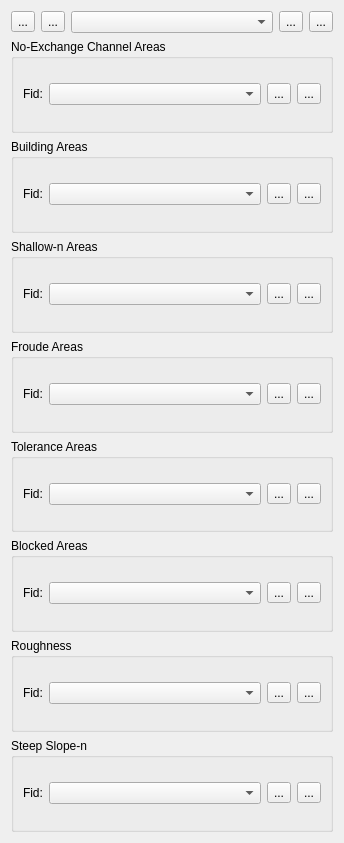
Above: flo2d/ui/areas_editor.ui from FLO-2DSoftware/qgis-flo-2d-plugin before the change. Below: the same form after it.
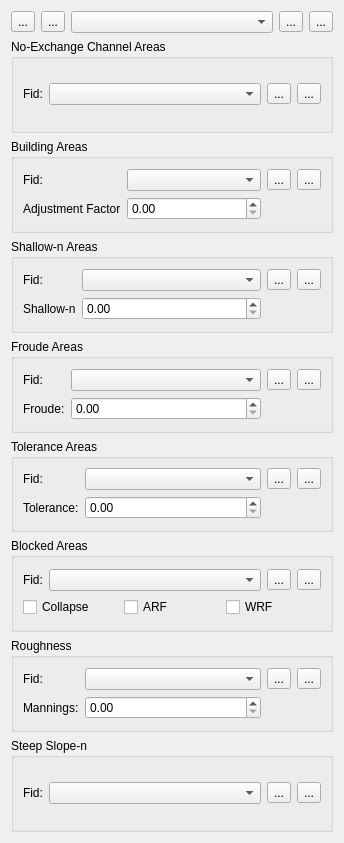
That is the form after the change. Icons and pictures are not drawn.

Commit message: Refactor areas editor UI and widget to improve area management functionality

```diff
--- a/flo2d/ui/areas_editor.ui
+++ b/flo2d/ui/areas_editor.ui
@@ -83,8 +83,34 @@
              <iconset>
               <normaloff>../img/eye-svgrepo-com.svg</normaloff>../img/eye-svgrepo-com.svg</iconset>
             </property>
+            <property name="checkable">
+             <bool>true</bool>
+            </property>
            </widget>
           </item>
+          <item row="1" column="0">
+           <widget class="QLabel" name="label_10">
+            <property name="text">
+             <string>Shallow-n</string>
+            </property>
+           </widget>
+          </item>
+          <item row="1" column="2" colspan="2">
+           <spacer name="horizontalSpacer_2">
+            <property name="orientation">
+             <enum>Qt::Horizontal</enum>
+            </property>
+            <property name="sizeHint" stdset="0">
+             <size>
+              <width>40</width>
+              <height>20</height>
+             </size>
+            </property>
+           </spacer>
+          </item>
+          <item row="1" column="1">
+           <widget class="QDoubleSpinBox" name="shallown_dsb"/>
+          </item>
          </layout>
         </item>
        </layout>
@@ -101,6 +127,20 @@
           <item row="0" column="1">
            <widget class="QComboBox" name="froude_cbo"/>
           </item>
+          <item row="0" column="3">
+           <widget class="QToolButton" name="eye_froude_btn">
+            <property name="text">
+             <string>...</string>
+            </property>
+            <property name="icon">
+             <iconset>
+              <normaloff>../img/eye-svgrepo-com.svg</normaloff>../img/eye-svgrepo-com.svg</iconset>
+            </property>
+            <property name="checkable">
+             <bool>true</bool>
+            </property>
+           </widget>
+          </item>
           <item row="0" column="0">
            <widget class="QLabel" name="label_4">
             <property name="sizePolicy">
@@ -125,17 +165,29 @@
             </property>
            </widget>
           </item>
-          <item row="0" column="3">
-           <widget class="QToolButton" name="toolButton_8">
+          <item row="1" column="0">
+           <widget class="QLabel" name="label_11">
             <property name="text">
-             <string>...</string>
-            </property>
-            <property name="icon">
-             <iconset>
-              <normaloff>../img/eye-svgrepo-com.svg</normaloff>../img/eye-svgrepo-com.svg</iconset>
+             <string>Froude:</string>
             </property>
            </widget>
           </item>
+          <item row="1" column="1">
+           <widget class="QDoubleSpinBox" name="froud_dsb"/>
+          </item>
+          <item row="1" column="2" colspan="2">
+           <spacer name="horizontalSpacer_3">
+            <property name="orientation">
+             <enum>Qt::Horizontal</enum>
+            </property>
+            <property name="sizeHint" stdset="0">
+             <size>
+              <width>40</width>
+              <height>20</height>
+             </size>
+            </property>
+           </spacer>
+          </item>
          </layout>
         </item>
        </layout>
@@ -224,20 +276,46 @@
             </property>
            </widget>
           </item>
+          <item row="0" column="3">
+           <widget class="QToolButton" name="eye_tolerance_btn">
+            <property name="text">
+             <string>...</string>
+            </property>
+            <property name="icon">
+             <iconset>
+              <normaloff>../img/eye-svgrepo-com.svg</normaloff>../img/eye-svgrepo-com.svg</iconset>
+            </property>
+            <property name="checkable">
+             <bool>true</bool>
+            </property>
+           </widget>
+          </item>
           <item row="0" column="1">
            <widget class="QComboBox" name="tolerance_cbo"/>
           </item>
-          <item row="0" column="3">
-           <widget class="QToolButton" name="toolButton_10">
+          <item row="1" column="0">
+           <widget class="QLabel" name="label_12">
             <property name="text">
-             <string>...</string>
-            </property>
-            <property name="icon">
-             <iconset>
-              <normaloff>../img/eye-svgrepo-com.svg</normaloff>../img/eye-svgrepo-com.svg</iconset>
+             <string>Tolerance:</string>
             </property>
            </widget>
           </item>
+          <item row="1" column="1">
+           <widget class="QDoubleSpinBox" name="tolerance_dsb"/>
+          </item>
+          <item row="1" column="2" colspan="2">
+           <spacer name="horizontalSpacer_4">
+            <property name="orientation">
+             <enum>Qt::Horizontal</enum>
+            </property>
+            <property name="sizeHint" stdset="0">
+             <size>
+              <width>40</width>
+              <height>20</height>
+             </size>
+            </property>
+           </spacer>
+          </item>
          </layout>
         </item>
        </layout>
@@ -313,6 +391,20 @@
             </property>
            </widget>
           </item>
+          <item row="0" column="3">
+           <widget class="QToolButton" name="eye_roughness_btn">
+            <property name="text">
+             <string>...</string>
+            </property>
+            <property name="icon">
+             <iconset>
+              <normaloff>../img/eye-svgrepo-com.svg</normaloff>../img/eye-svgrepo-com.svg</iconset>
+            </property>
+            <property name="checkable">
+             <bool>true</bool>
+            </property>
+           </widget>
+          </item>
           <item row="0" column="1">
            <widget class="QComboBox" name="roughness_cbo"/>
           </item>
@@ -327,17 +419,29 @@
             </property>
            </widget>
           </item>
-          <item row="0" column="3">
-           <widget class="QToolButton" name="toolButton_14">
+          <item row="1" column="0">
+           <widget class="QLabel" name="label_13">
             <property name="text">
-             <string>...</string>
-            </property>
-            <property name="icon">
-             <iconset>
-              <normaloff>../img/eye-svgrepo-com.svg</normaloff>../img/eye-svgrepo-com.svg</iconset>
+             <string>Mannings:</string>
             </property>
            </widget>
           </item>
+          <item row="1" column="1">
+           <widget class="QDoubleSpinBox" name="mannings_dsb"/>
+          </item>
+          <item row="1" column="2" colspan="2">
+           <spacer name="horizontalSpacer_5">
+            <property name="orientation">
+             <enum>Qt::Horizontal</enum>
+            </property>
+            <property name="sizeHint" stdset="0">
+             <size>
+              <width>40</width>
+              <height>20</height>
+             </size>
+            </property>
+           </spacer>
+          </item>
          </layout>
         </item>
        </layout>
@@ -407,8 +511,34 @@
              <iconset>
               <normaloff>../img/eye-svgrepo-com.svg</normaloff>../img/eye-svgrepo-com.svg</iconset>
             </property>
+            <property name="checkable">
+             <bool>true</bool>
+            </property>
            </widget>
           </item>
+          <item row="1" column="0">
+           <widget class="QLabel" name="label_9">
+            <property name="text">
+             <string>Adjustment Factor</string>
+            </property>
+           </widget>
+          </item>
+          <item row="1" column="2" colspan="2">
+           <spacer name="horizontalSpacer">
+            <property name="orientation">
+             <enum>Qt::Horizontal</enum>
+            </property>
+            <property name="sizeHint" stdset="0">
+             <size>
+              <width>40</width>
+              <height>20</height>
+             </size>
+            </property>
+           </spacer>
+          </item>
+          <item row="1" column="1">
+           <widget class="QDoubleSpinBox" name="adj_factor_dsp"/>
+          </item>
          </layout>
         </item>
        </layout>
@@ -495,8 +625,36 @@
              <iconset>
               <normaloff>../img/eye-svgrepo-com.svg</normaloff>../img/eye-svgrepo-com.svg</iconset>
             </property>
+            <property name="checkable">
+             <bool>true</bool>
+            </property>
            </widget>
           </item>
+          <item row="1" column="0" colspan="4">
+           <layout class="QHBoxLayout" name="horizontalLayout">
+            <item>
+             <widget class="QCheckBox" name="collapse_chbox">
+              <property name="text">
+               <string>Collapse</string>
+              </property>
+             </widget>
+            </item>
+            <item>
+             <widget class="QCheckBox" name="arf_chbox">
+              <property name="text">
+               <string>ARF</string>
+              </property>
+             </widget>
+            </item>
+            <item>
+             <widget class="QCheckBox" name="wrf_chbox">
+              <property name="text">
+               <string>WRF</string>
+              </property>
+             </widget>
+            </item>
+           </layout>
+          </item>
          </layout>
         </item>
        </layout>
```
Left out of the diff: 32 changed lines with no effect on the pictures. The commit also changes 1 other file.
